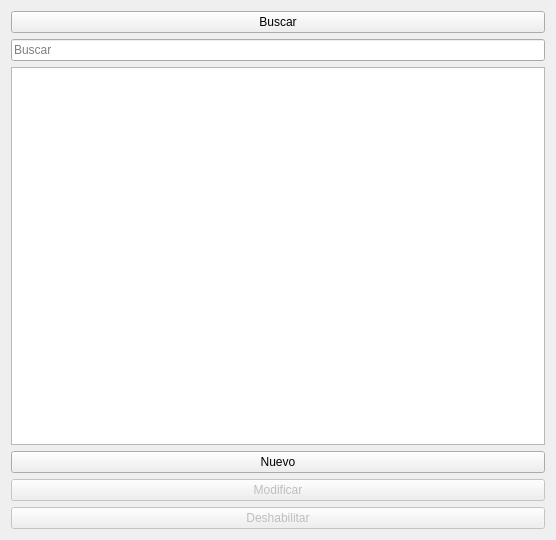
The window that Vistas/gui/listas/articulos_lista.ui (Lonaris/Corupel) describes before a commit, drawn with Qt 5.
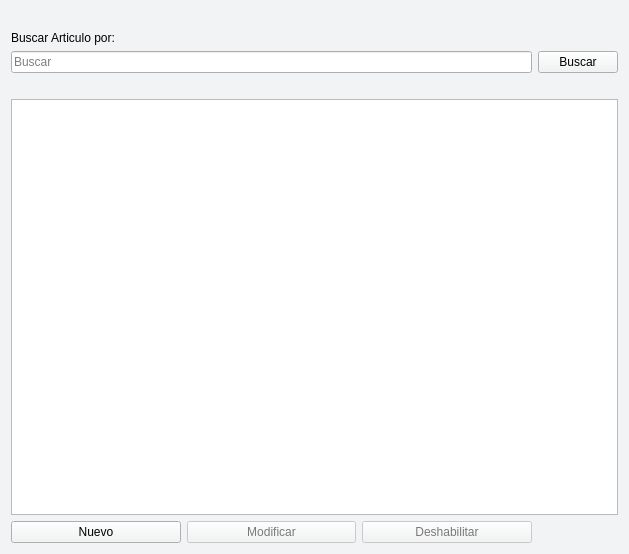
The same window after the commit.

The edit to the form file:
```diff
--- a/Vistas/gui/listas/articulos_lista.ui
+++ b/Vistas/gui/listas/articulos_lista.ui
@@ -6,59 +6,515 @@
    <rect>
     <x>0</x>
     <y>0</y>
-    <width>556</width>
-    <height>540</height>
+    <width>629</width>
+    <height>554</height>
    </rect>
   </property>
+  <property name="palette">
+   <palette>
+    <active>
+     <colorrole role="WindowText">
+      <brush brushstyle="SolidPattern">
+       <color alpha="255">
+        <red>0</red>
+        <green>0</green>
+        <blue>0</blue>
+       </color>
+      </brush>
+     </colorrole>
+     <colorrole role="Button">
+      <brush brushstyle="SolidPattern">
+       <color alpha="255">
+        <red>242</red>
+        <green>243</green>
+        <blue>244</blue>
+       </color>
+      </brush>
+     </colorrole>
+     <colorrole role="Light">
+      <brush brushstyle="SolidPattern">
+       <color alpha="255">
+        <red>255</red>
+        <green>255</green>
+        <blue>255</blue>
+       </color>
+      </brush>
+     </colorrole>
+     <colorrole role="Midlight">
+      <brush brushstyle="SolidPattern">
+       <color alpha="255">
+        <red>248</red>
+        <green>249</green>
+        <blue>249</blue>
+       </color>
+      </brush>
+     </colorrole>
+     <colorrole role="Dark">
+      <brush brushstyle="SolidPattern">
+       <color alpha="255">
+        <red>121</red>
+        <green>121</green>
+        <blue>122</blue>
+       </color>
+      </brush>
+     </colorrole>
+     <colorrole role="Mid">
+      <brush brushstyle="SolidPattern">
+       <color alpha="255">
+        <red>161</red>
+        <green>162</green>
+        <blue>163</blue>
+       </color>
+      </brush>
+     </colorrole>
+     <colorrole role="Text">
+      <brush brushstyle="SolidPattern">
+       <color alpha="255">
+        <red>0</red>
+        <green>0</green>
+        <blue>0</blue>
+       </color>
+      </brush>
+     </colorrole>
+     <colorrole role="BrightText">
+      <brush brushstyle="SolidPattern">
+       <color alpha="255">
+        <red>255</red>
+        <green>255</green>
+        <blue>255</blue>
+       </color>
+      </brush>
+     </colorrole>
+     <colorrole role="ButtonText">
+      <brush brushstyle="SolidPattern">
+       <color alpha="255">
+        <red>0</red>
+        <green>0</green>
+        <blue>0</blue>
+       </color>
+      </brush>
+     </colorrole>
+     <colorrole role="Base">
+      <brush brushstyle="SolidPattern">
+       <color alpha="255">
+        <red>255</red>
+        <green>255</green>
+        <blue>255</blue>
+       </color>
+      </brush>
+     </colorrole>
+     <colorrole role="Window">
+      <brush brushstyle="SolidPattern">
+       <color alpha="255">
+        <red>242</red>
+        <green>243</green>
+        <blue>244</blue>
+       </color>
+      </brush>
+     </colorrole>
+     <colorrole role="Shadow">
+      <brush brushstyle="SolidPattern">
+       <color alpha="255">
+        <red>0</red>
+        <green>0</green>
+        <blue>0</blue>
+       </color>
+      </brush>
+     </colorrole>
+     <colorrole role="AlternateBase">
+      <brush brushstyle="SolidPattern">
+       <color alpha="255">
+        <red>248</red>
+        <green>249</green>
+        <blue>249</blue>
+       </color>
+      </brush>
+     </colorrole>
+     <colorrole role="ToolTipBase">
+      <brush brushstyle="SolidPattern">
+       <color alpha="255">
+        <red>255</red>
+        <green>255</green>
+        <blue>220</blue>
+       </color>
+      </brush>
+     </colorrole>
+     <colorrole role="ToolTipText">
+      <brush brushstyle="SolidPattern">
+       <color alpha="255">
+        <red>0</red>
+        <green>0</green>
+        <blue>0</blue>
+       </color>
+      </brush>
+     </colorrole>
+    </active>
+    <inactive>
+     <colorrole role="WindowText">
+      <brush brushstyle="SolidPattern">
+       <color alpha="255">
+        <red>0</red>
+        <green>0</green>
+        <blue>0</blue>
+       </color>
+      </brush>
+     </colorrole>
+     <colorrole role="Button">
+      <brush brushstyle="SolidPattern">
+       <color alpha="255">
+        <red>242</red>
+        <green>243</green>
+        <blue>244</blue>
+       </color>
+      </brush>
+     </colorrole>
+     <colorrole role="Light">
+      <brush brushstyle="SolidPattern">
+       <color alpha="255">
+        <red>255</red>
+        <green>255</green>
+        <blue>255</blue>
+       </color>
+      </brush>
+     </colorrole>
+     <colorrole role="Midlight">
+      <brush brushstyle="SolidPattern">
+       <color alpha="255">
+        <red>248</red>
+        <green>249</green>
+        <blue>249</blue>
+       </color>
+      </brush>
+     </colorrole>
+     <colorrole role="Dark">
+      <brush brushstyle="SolidPattern">
+       <color alpha="255">
+        <red>121</red>
+        <green>121</green>
+        <blue>122</blue>
+       </color>
+      </brush>
+     </colorrole>
+     <colorrole role="Mid">
+      <brush brushstyle="SolidPattern">
+       <color alpha="255">
+        <red>161</red>
+        <green>162</green>
+        <blue>163</blue>
+       </color>
+      </brush>
+     </colorrole>
+     <colorrole role="Text">
+      <brush brushstyle="SolidPattern">
+       <color alpha="255">
+        <red>0</red>
+        <green>0</green>
+        <blue>0</blue>
+       </color>
+      </brush>
+     </colorrole>
+     <colorrole role="BrightText">
+      <brush brushstyle="SolidPattern">
+       <color alpha="255">
+        <red>255</red>
+        <green>255</green>
+        <blue>255</blue>
+       </color>
+      </brush>
+     </colorrole>
+     <colorrole role="ButtonText">
+      <brush brushstyle="SolidPattern">
+       <color alpha="255">
+        <red>0</red>
+        <green>0</green>
+        <blue>0</blue>
+       </color>
+      </brush>
+     </colorrole>
+     <colorrole role="Base">
+      <brush brushstyle="SolidPattern">
+       <color alpha="255">
+        <red>255</red>
+        <green>255</green>
+        <blue>255</blue>
+       </color>
+      </brush>
+     </colorrole>
+     <colorrole role="Window">
+      <brush brushstyle="SolidPattern">
+       <color alpha="255">
+        <red>242</red>
+        <green>243</green>
+        <blue>244</blue>
+       </color>
+      </brush>
+     </colorrole>
+     <colorrole role="Shadow">
+      <brush brushstyle="SolidPattern">
+       <color alpha="255">
+        <red>0</red>
+        <green>0</green>
+        <blue>0</blue>
+       </color>
+      </brush>
+     </colorrole>
+     <colorrole role="AlternateBase">
+      <brush brushstyle="SolidPattern">
+       <color alpha="255">
+        <red>248</red>
+        <green>249</green>
+        <blue>249</blue>
+       </color>
+      </brush>
+     </colorrole>
+     <colorrole role="ToolTipBase">
+      <brush brushstyle="SolidPattern">
+       <color alpha="255">
+        <red>255</red>
+        <green>255</green>
+        <blue>220</blue>
+       </color>
+      </brush>
+     </colorrole>
+     <colorrole role="ToolTipText">
+      <brush brushstyle="SolidPattern">
+       <color alpha="255">
+        <red>0</red>
+        <green>0</green>
+        <blue>0</blue>
+       </color>
+      </brush>
+     </colorrole>
+    </inactive>
+    <disabled>
+     <colorrole role="WindowText">
+      <brush brushstyle="SolidPattern">
+       <color alpha="255">
+        <red>121</red>
+        <green>121</green>
+        <blue>122</blue>
+       </color>
+      </brush>
+     </colorrole>
+     <colorrole role="Button">
+      <brush brushstyle="SolidPattern">
+       <color alpha="255">
+        <red>242</red>
+        <green>243</green>
+        <blue>244</blue>
+       </color>
+      </brush>
+     </colorrole>
+     <colorrole role="Light">
+      <brush brushstyle="SolidPattern">
+       <color alpha="255">
+        <red>255</red>
+        <green>255</green>
+        <blue>255</blue>
+       </color>
+      </brush>
+     </colorrole>
+     <colorrole role="Midlight">
+      <brush brushstyle="SolidPattern">
+       <color alpha="255">
+        <red>248</red>
+        <green>249</green>
+        <blue>249</blue>
+       </color>
+      </brush>
+     </colorrole>
+     <colorrole role="Dark">
+      <brush brushstyle="SolidPattern">
+       <color alpha="255">
+        <red>121</red>
+        <green>121</green>
+        <blue>122</blue>
+       </color>
+      </brush>
+     </colorrole>
+     <colorrole role="Mid">
+      <brush brushstyle="SolidPattern">
+       <color alpha="255">
+        <red>161</red>
+        <green>162</green>
+        <blue>163</blue>
+       </color>
+      </brush>
+     </colorrole>
+     <colorrole role="Text">
+      <brush brushstyle="SolidPattern">
+       <color alpha="255">
+        <red>121</red>
+        <green>121</green>
+        <blue>122</blue>
+       </color>
+      </brush>
+     </colorrole>
+     <colorrole role="BrightText">
+      <brush brushstyle="SolidPattern">
+       <color alpha="255">
+        <red>255</red>
+        <green>255</green>
+        <blue>255</blue>
+       </color>
+      </brush>
+     </colorrole>
+     <colorrole role="ButtonText">
+      <brush brushstyle="SolidPattern">
+       <color alpha="255">
+        <red>121</red>
+        <green>121</green>
+        <blue>122</blue>
+       </color>
+      </brush>
+     </colorrole>
+     <colorrole role="Base">
+      <brush brushstyle="SolidPattern">
+       <color alpha="255">
+        <red>242</red>
+        <green>243</green>
+        <blue>244</blue>
+       </color>
+      </brush>
+     </colorrole>
+     <colorrole role="Window">
+      <brush brushstyle="SolidPattern">
+       <color alpha="255">
+        <red>242</red>
+        <green>243</green>
+        <blue>244</blue>
+       </color>
+      </brush>
+     </colorrole>
+     <colorrole role="Shadow">
+      <brush brushstyle="SolidPattern">
+       <color alpha="255">
+        <red>0</red>
+        <green>0</green>
+        <blue>0</blue>
+       </color>
+      </brush>
+     </colorrole>
+     <colorrole role="AlternateBase">
+      <brush brushstyle="SolidPattern">
+       <color alpha="255">
+        <red>242</red>
+        <green>243</green>
+        <blue>244</blue>
+       </color>
+      </brush>
+     </colorrole>
+     <colorrole role="ToolTipBase">
+      <brush brushstyle="SolidPattern">
+       <color alpha="255">
+        <red>255</red>
+        <green>255</green>
+        <blue>220</blue>
+       </color>
+      </brush>
+     </colorrole>
+     <colorrole role="ToolTipText">
+      <brush brushstyle="SolidPattern">
+       <color alpha="255">
+        <red>0</red>
+        <green>0</green>
+        <blue>0</blue>
+       </color>
+      </brush>
+     </colorrole>
+    </disabled>
+   </palette>
+  </property>
   <property name="windowTitle">
    <string>Form</string>
   </property>
-  <layout class="QVBoxLayout" name="verticalLayout">
-   <item>
-    <widget class="QPushButton" name="btn_buscar">
-     <property name="text">
-      <string>Buscar</string>
+  <layout class="QGridLayout" name="gridLayout_3">
+   <item row="0" column="0">
+    <spacer name="horizontalSpacer_2">
+     <property name="orientation">
+      <enum>Qt::Horizontal</enum>
      </property>
-    </widget>
-   </item>
-   <item>
-    <widget class="QLineEdit" name="ln_buscar">
-     <property name="placeholderText">
-      <string>Buscar</string>
+     <property name="sizeHint" stdset="0">
+      <size>
+       <width>40</width>
+       <height>20</height>
+      </size>
      </property>
-    </widget>
+    </spacer>
    </item>
-   <item>
-    <widget class="QTableView" name="tbl_articulos">
-     <property name="selectionBehavior">
-      <enum>QAbstractItemView::SelectRows</enum>
-     </property>
-    </widget>
+   <item row="2" column="0">
+    <layout class="QGridLayout" name="gridLayout_2">
+     <item row="2" column="0" colspan="2">
+      <widget class="QTableView" name="tbl_articulos">
+       <property name="selectionBehavior">
+        <enum>QAbstractItemView::SelectRows</enum>
+       </property>
+      </widget>
+     </item>
+     <item row="0" column="1">
+      <widget class="QPushButton" name="btn_buscar">
+       <property name="text">
+        <string>Buscar</string>
+       </property>
+      </widget>
+     </item>
+     <item row="0" column="0">
+      <widget class="QLineEdit" name="ln_buscar">
+       <property name="placeholderText">
+        <string>Buscar</string>
+       </property>
+      </widget>
+     </item>
+     <item row="3" column="0">
+      <layout class="QGridLayout" name="gridLayout">
+       <item row="0" column="1">
+        <widget class="QPushButton" name="btn_modificar">
+         <property name="enabled">
+          <bool>false</bool>
+         </property>
+         <property name="text">
+          <string>Modificar</string>
+         </property>
+        </widget>
+       </item>
+       <item row="0" column="0">
+        <widget class="QPushButton" name="pushButton">
+         <property name="text">
+          <string>Nuevo</string>
+         </property>
+        </widget>
+       </item>
+       <item row="0" column="2">
+        <widget class="QPushButton" name="btn_deshabilitar">
+         <property name="enabled">
+          <bool>false</bool>
+         </property>
+         <property name="text">
+          <string>Deshabilitar</string>
+         </property>
+        </widget>
+       </item>
+      </layout>
+     </item>
+     <item row="1" column="0" colspan="2">
+      <spacer name="horizontalSpacer">
+       <property name="orientation">
+        <enum>Qt::Horizontal</enum>
+       </property>
+       <property name="sizeHint" stdset="0">
+        <size>
+         <width>40</width>
+         <height>20</height>
+        </size>
+       </property>
+      </spacer>
+     </item>
+    </layout>
    </item>
-   <item>
-    <widget class="QPushButton" name="pushButton">
+   <item row="1" column="0">
+    <widget class="QLabel" name="label">
      <property name="text">
-      <string>Nuevo</string>
-     </property>
-    </widget>
-   </item>
-   <item>
-    <widget class="QPushButton" name="btn_modificar">
-     <property name="enabled">
-      <bool>false</bool>
-     </property>
-     <property name="text">
-      <string>Modificar</string>
-     </property>
-    </widget>
-   </item>
-   <item>
-    <widget class="QPushButton" name="btn_deshabilitar">
-     <property name="enabled">
-      <bool>false</bool>
-     </property>
-     <property name="text">
-      <string>Deshabilitar</string>
+      <string>Buscar Articulo por:</string>
      </property>
     </widget>
    </item>
```
